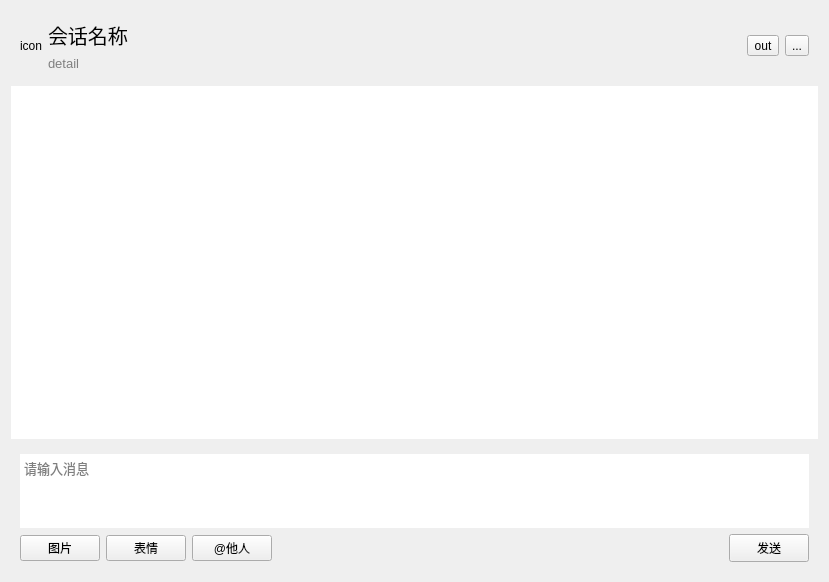
This is src/resf/chat_session_detail.ui in clb-128258/TiebaDesktop as Qt 5 draws it before an edit. The edited form follows.
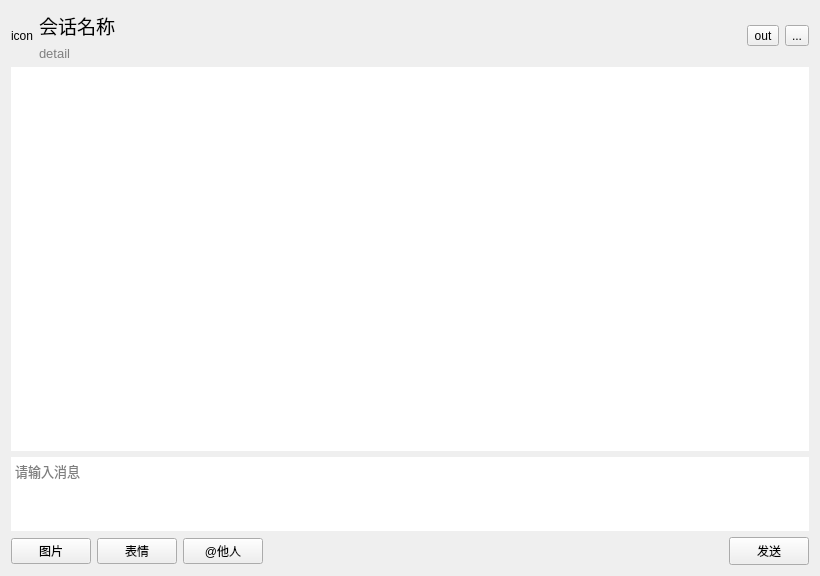
This is the edited form.

```diff
--- a/src/resf/chat_session_detail.ui
+++ b/src/resf/chat_session_detail.ui
@@ -6,8 +6,8 @@
    <rect>
     <x>0</x>
     <y>0</y>
-    <width>829</width>
-    <height>582</height>
+    <width>820</width>
+    <height>576</height>
    </rect>
   </property>
   <property name="font">
@@ -28,6 +28,18 @@
       <enum>QFrame::Raised</enum>
      </property>
      <layout class="QGridLayout" name="gridLayout_2">
+      <property name="leftMargin">
+       <number>0</number>
+      </property>
+      <property name="topMargin">
+       <number>0</number>
+      </property>
+      <property name="rightMargin">
+       <number>0</number>
+      </property>
+      <property name="bottomMargin">
+       <number>0</number>
+      </property>
       <item row="0" column="0">
        <widget class="QLabel" name="label">
         <property name="font">
@@ -56,7 +68,7 @@
          <widget class="QLabel" name="label_2">
           <property name="font">
            <font>
-            <pointsize>15</pointsize>
+            <pointsize>14</pointsize>
            </font>
           </property>
           <property name="text">
@@ -140,6 +152,18 @@
       <enum>QFrame::Raised</enum>
      </property>
      <layout class="QGridLayout" name="gridLayout">
+      <property name="leftMargin">
+       <number>0</number>
+      </property>
+      <property name="topMargin">
+       <number>0</number>
+      </property>
+      <property name="rightMargin">
+       <number>0</number>
+      </property>
+      <property name="bottomMargin">
+       <number>0</number>
+      </property>
       <item row="0" column="0">
        <widget class="QTextEdit" name="textEdit">
         <property name="font">
```
